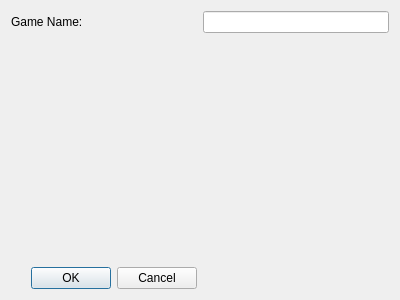
This is editor/newgamedialog.ui in protoman/rockbot as Qt 5 draws it before an edit. The edited form follows.
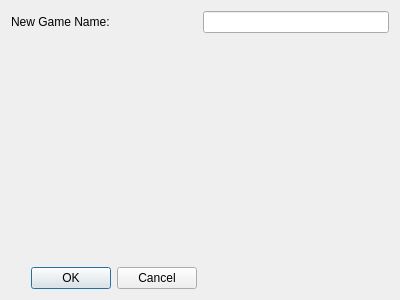
This is the edited form.

What changed in the file:
```diff
--- a/editor/newgamedialog.ui
+++ b/editor/newgamedialog.ui
@@ -30,7 +30,7 @@
    <item row="0" column="0">
     <widget class="QLabel" name="label">
      <property name="text">
-      <string>Game Name:</string>
+      <string>New Game Name:</string>
      </property>
     </widget>
    </item>
```
Left out of the diff: 2 changed lines with no effect on the pictures.
